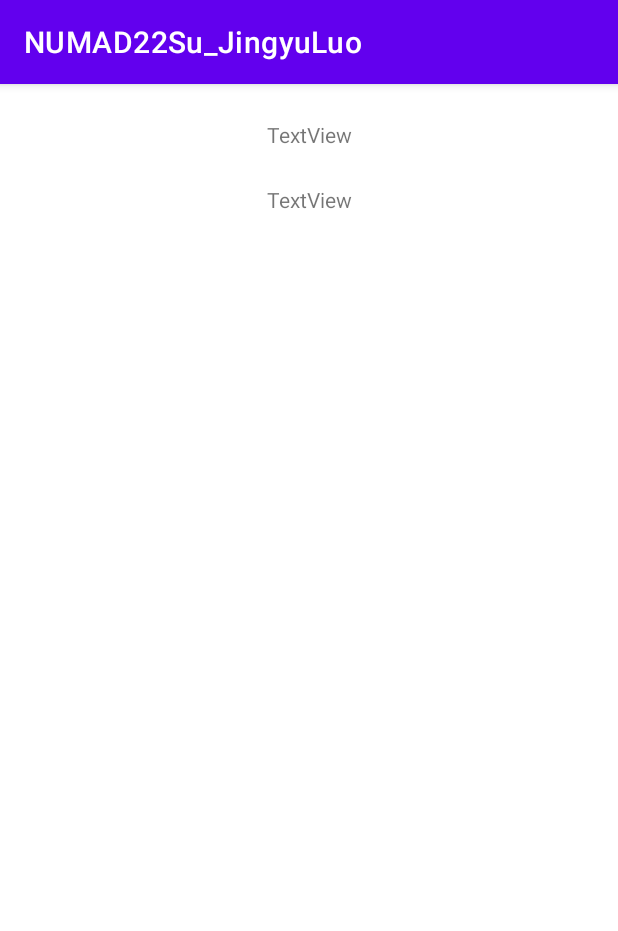
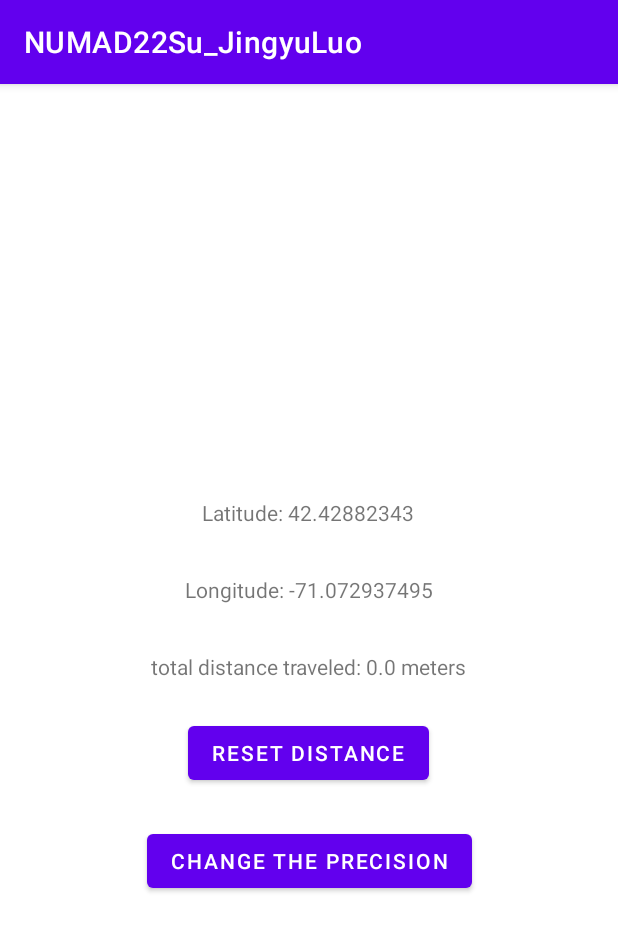
Before and after one commit to fankx/NUMAD22Su_JingyuLuo, an Android app: the LocatorPage screen opened directly, with no data from a screen before it, on a phone screen of 412 x 824 dp. Shown: the top 931 px of the screen. Run offline under Robolectric (Android 15) with nearby library versions, the phone set to English and light mode, and no system bars.

Commit message:
Finished A6.

```diff
--- a/app/src/main/java/edu/neu/madcourse/numad22su_jingyuluo/LocatorPage.java
+++ b/app/src/main/java/edu/neu/madcourse/numad22su_jingyuluo/LocatorPage.java
@@ -16,11 +16,14 @@ import android.location.LocationListener;
 import android.location.LocationManager;
 import android.os.Bundle;
 import android.provider.Settings;
+import android.view.View;
+import android.widget.Button;
 import android.widget.TextView;
 import android.widget.Toast;
 
 import com.google.android.gms.location.FusedLocationProviderClient;
 import com.google.android.gms.location.LocationServices;
+import com.google.android.gms.tasks.OnSuccessListener;
 
 import java.util.List;
 
@@ -28,22 +31,43 @@ public class LocatorPage extends AppCompatActivity {
 
     TextView tv_latitude;
     TextView tv_longitude;
+    TextView tv_distance;
+    Button btn_reset;
+    Button btn_changePrecision;
     private LocationManager locationManager;
     private String locationProvider = null;
 
-    private FusedLocationProviderClient fusedLocationClient;
-    private Location startLocation;
-    private Location endLocation;
+    private double[] startLocation;
+    private double[] endLocation;
+    private boolean flag = false;
 
     @Override
     protected void onCreate(Bundle savedInstanceState) {
         super.onCreate(savedInstanceState);
         setContentView(R.layout.activity_locator_page);
 
-        fusedLocationClient = LocationServices.getFusedLocationProviderClient(this);
-
         tv_longitude = findViewById(R.id.tv_longitude);
         tv_latitude = findViewById(R.id.tv_latitude);
+        tv_distance = findViewById(R.id.tv_distance);
+        btn_reset = findViewById(R.id.btn_distanceReset);
+        btn_changePrecision = findViewById(R.id.btn_precision);
+        startLocation = new double[2];
+        endLocation = new double[2];
+
+        btn_changePrecision.setOnClickListener(new View.OnClickListener() {
+            @Override
+            public void onClick(View v) {
+                startActivity(new Intent(Settings.ACTION_LOCATION_SOURCE_SETTINGS));
+            }
+        });
+
+        btn_reset.setOnClickListener(new View.OnClickListener() {
+            @Override
+            public void onClick(View v) {
+                flag = false;
+            }
+        });
+
         if (ContextCompat.checkSelfPermission(this, Manifest.permission.ACCESS_FINE_LOCATION)
                 != PackageManager.PERMISSION_GRANTED ||
                 ActivityCompat.checkSelfPermission(this, Manifest.permission.ACCESS_COARSE_LOCATION)
@@ -90,9 +114,10 @@ public class LocatorPage extends AppCompatActivity {
                     } else {
                         Toast.makeText(this, "Can't find the location", Toast.LENGTH_SHORT).show();
                     }
+
                     //get location
                     try {
-                        locationManager.requestLocationUpdates(locationProvider, 0, 0, locationListener);
+                        locationManager.requestLocationUpdates(locationProvider, 1000, 0, locationListener);
 
                     } catch (SecurityException e) {
                     }
@@ -118,9 +143,28 @@ public class LocatorPage extends AppCompatActivity {
         //location change
         @Override
         public void onLocationChanged(Location location) {
+            if (!flag) {
+                startLocation[0] = location.getLatitude();
+                startLocation[1] = location.getLongitude();
+                flag = true;
+            }
             if (location != null) {
+                endLocation[0] = location.getLatitude();
+                endLocation[1] = location.getLongitude();
+
+                Location loc1 = new Location("");
+                loc1.setLatitude(startLocation[0]);
+                loc1.setLongitude(startLocation[1]);
+
+                Location loc2 = new Location("");
+                loc2.setLatitude(endLocation[0]);
+                loc2.setLongitude(endLocation[1]);
+
+                float distanceInMeters = loc1.distanceTo(loc2);
+//                Location.distanceBetween(startLocation[0], startLocation[1], endLocation[0], endLocation[1], distanceResult);
                 tv_longitude.setText(String.valueOf("Longitude: " + location.getLongitude()));
                 tv_latitude.setText(String.valueOf("Latitude: " + location.getLatitude()));
+                tv_distance.setText(String.valueOf("total distance traveled: " + distanceInMeters + " meters"));
             }
         }
     };
--- a/app/src/main/res/layout/activity_locator_page.xml
+++ b/app/src/main/res/layout/activity_locator_page.xml
@@ -11,10 +11,10 @@
         android:id="@+id/tv_latitude"
         android:layout_width="wrap_content"
         android:layout_height="wrap_content"
-        android:layout_marginTop="24dp"
-        android:text="TextView"
+        android:layout_marginTop="276dp"
+        android:text="@string/latitude_42_42882343"
         app:layout_constraintEnd_toEndOf="parent"
-        app:layout_constraintHorizontal_bias="0.5"
+        app:layout_constraintHorizontal_bias="0.498"
         app:layout_constraintStart_toStartOf="parent"
         app:layout_constraintTop_toTopOf="parent" />
 
@@ -22,10 +22,42 @@
         android:id="@+id/tv_longitude"
         android:layout_width="wrap_content"
         android:layout_height="wrap_content"
+        android:layout_marginTop="32dp"
+        android:text="@string/longitude_71_072937495"
+        app:layout_constraintEnd_toEndOf="parent"
+        app:layout_constraintStart_toStartOf="parent"
+        app:layout_constraintTop_toBottomOf="@+id/tv_latitude" />
+
+    <Button
+        android:id="@+id/btn_distanceReset"
+        android:layout_width="wrap_content"
+        android:layout_height="wrap_content"
         android:layout_marginTop="24dp"
-        android:text="TextView"
+        android:text="@string/reset_distance"
+        app:layout_constraintEnd_toEndOf="parent"
+        app:layout_constraintHorizontal_bias="0.498"
+        app:layout_constraintStart_toStartOf="parent"
+        app:layout_constraintTop_toBottomOf="@+id/tv_distance" />
+
+    <TextView
+        android:id="@+id/tv_distance"
+        android:layout_width="wrap_content"
+        android:layout_height="wrap_content"
+        android:layout_marginTop="32dp"
+        android:text="@string/total_distance_traveled_0_0_meters"
         app:layout_constraintEnd_toEndOf="parent"
         app:layout_constraintHorizontal_bias="0.5"
         app:layout_constraintStart_toStartOf="parent"
-        app:layout_constraintTop_toBottomOf="@+id/tv_latitude" />
+        app:layout_constraintTop_toBottomOf="@+id/tv_longitude" />
+
+    <Button
+        android:id="@+id/btn_precision"
+        android:layout_width="wrap_content"
+        android:layout_height="wrap_content"
+        android:layout_marginTop="24dp"
+        android:text="@string/change_the_precision"
+        app:layout_constraintEnd_toEndOf="parent"
+        app:layout_constraintHorizontal_bias="0.5"
+        app:layout_constraintStart_toStartOf="parent"
+        app:layout_constraintTop_toBottomOf="@+id/btn_distanceReset" />
 </androidx.constraintlayout.widget.ConstraintLayout>
--- a/app/src/main/res/values/strings.xml
+++ b/app/src/main/res/values/strings.xml
@@ -10,4 +10,10 @@
     <string name="link_url" />
     <string name="link_name" />
     <string name="prime_time">Prime Time</string>
+    <string name="reset_distance">Reset distance</string>
+    <string name="change_the_precision">change the precision</string>
+    <string name="total_distance_traveled_0_0_meters">total distance traveled: 0.0 meters</string>
+    <string name="longitude_71_072937495">Longitude: -71.072937495</string>
+    <string name="latitude_42_42882343">Latitude: 42.42882343</string>
+    <string name="locator">Locator</string>
 </resources>
```
Also changed, not shown: app/src/main/res/layout/activity_main.xml (+8 -8 lines).
